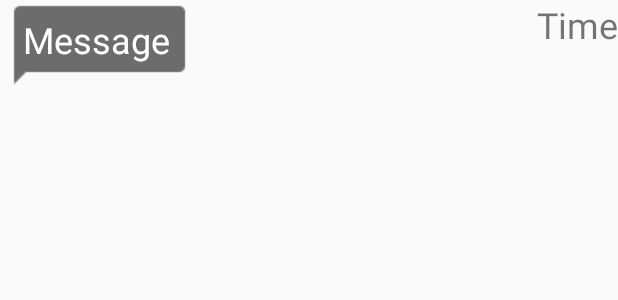
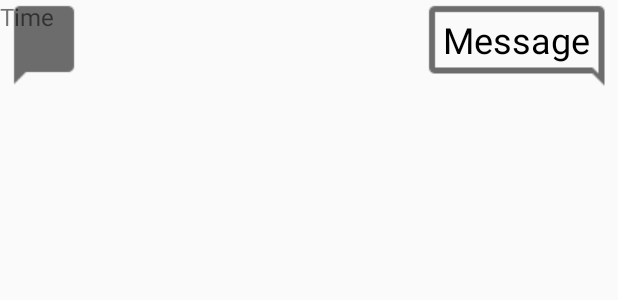
Before and after one commit to DimuchGG/Final_Project, an Android app: the layout custom_message.xml on its own in the app's theme, with its tools: preview values and no code run, on a phone screen of 412 x 824 dp. Shown: the top 300 px of the screen. Run offline under Robolectric (Android 15) with nearby library versions, the phone set to English and light mode, and no system bars.

```diff
--- a/app/src/main/res/layout/activity_main.xml
+++ b/app/src/main/res/layout/activity_main.xml
@@ -1,13 +1,11 @@
 <?xml version="1.0" encoding="utf-8"?>
 <android.support.v4.widget.DrawerLayout xmlns:android="http://schemas.android.com/apk/res/android"
     xmlns:tools="http://schemas.android.com/tools"
-    android:id="@+id/drawer_layout"
+    android:id="@+id/drawerLayout"
     android:layout_width="match_parent"
     android:layout_height="match_parent"
     android:elevation="8dp"
     tools:openDrawer="start">
-
-
 
     <include
         layout="@layout/app_bar_main"
--- a/app/src/main/res/layout/content_main.xml
+++ b/app/src/main/res/layout/content_main.xml
@@ -10,4 +10,6 @@
     tools:context="com.nanddgroup.myapplication.MainActivity"
     tools:showIn="@layout/app_bar_main">
 
+
+
 </LinearLayout>
--- a/app/src/main/res/layout/custom_friend.xml
+++ b/app/src/main/res/layout/custom_friend.xml
@@ -21,10 +21,10 @@
             android:layout_width="wrap_content"
             android:layout_height="wrap_content"
             android:layout_gravity="center_vertical"
+            android:layout_marginLeft="16dp"
             android:text="Medium Text"
             android:textAppearance="?android:attr/textAppearanceMedium"
-            android:textSize="32sp"
             android:textColor="#000000"
-            android:layout_marginLeft="16dp"/>
+            android:textSize="32sp" />
     </LinearLayout>
 </LinearLayout>
--- a/app/src/main/res/layout/custom_message.xml
+++ b/app/src/main/res/layout/custom_message.xml
@@ -1,8 +1,12 @@
 <?xml version="1.0" encoding="utf-8"?>
-<RelativeLayout xmlns:android="http://schemas.android.com/apk/res/android"
-    android:layout_width="match_parent"
-    android:layout_height="match_parent"
-    android:orientation="horizontal">
+<FrameLayout xmlns:android="http://schemas.android.com/apk/res/android"
+    android:layout_height="wrap_content"
+    android:layout_width="wrap_content" >
+
+    <RelativeLayout
+        android:id="@+id/customLayout"
+        android:layout_width="wrap_content"
+        android:layout_height="wrap_content" >
 
         <LinearLayout
             android:layout_width="wrap_content"
@@ -10,30 +14,64 @@
             android:layout_alignParentLeft="true">
 
             <ImageView
-            android:id="@+id/ivFriendMessage"
+                android:id="@+id/ivFriend"
                 android:layout_width="wrap_content"
                 android:layout_height="wrap_content" />
 
             <TextView
-            android:id="@+id/tvMessage"
+                android:id="@+id/tvMessageFriend"
                 android:layout_width="wrap_content"
                 android:layout_height="wrap_content"
                 android:layout_marginLeft="5dp"
                 android:layout_marginRight="5dp"
                 android:background="@drawable/google"
                 android:maxWidth="240dp"
-            android:text="Message"
                 android:textColor="#ffffff"
                 android:textSize="24sp" />
-
         </LinearLayout>
 
         <TextView
-        android:id="@+id/tvTime"
+            android:id="@+id/tvTimeFriend"
             android:layout_width="wrap_content"
             android:layout_height="wrap_content"
             android:layout_alignParentRight="true"
-        android:text="Time"
+            android:textSize="16sp" />
+    </RelativeLayout>
+
+    <RelativeLayout
+        android:id="@+id/myLayout"
+        android:layout_width="wrap_content"
+        android:layout_height="wrap_content" >
+
+        <LinearLayout
+            android:layout_width="wrap_content"
+            android:layout_height="wrap_content"
+            android:layout_alignParentRight="true">
+
+            <TextView
+                android:id="@+id/tvMessageMe"
+                android:layout_width="wrap_content"
+                android:layout_height="wrap_content"
+                android:layout_marginLeft="5dp"
+                android:layout_marginRight="5dp"
+                android:background="@drawable/googlefriend"
+                android:maxWidth="240dp"
+                android:text="Message"
+                android:textColor="#000000"
                 android:textSize="24sp" />
 
+            <ImageView
+                android:id="@+id/ivMe"
+                android:layout_width="wrap_content"
+                android:layout_height="wrap_content" />
+        </LinearLayout>
+
+        <TextView
+            android:id="@+id/tvTimeMe"
+            android:layout_width="wrap_content"
+            android:layout_height="wrap_content"
+            android:layout_alignParentLeft="true"
+            android:text="Time"
+            android:textSize="16sp" />
     </RelativeLayout>
+</FrameLayout>
--- a/app/src/main/res/layout/fragment.xml
+++ b/app/src/main/res/layout/fragment.xml
@@ -5,7 +5,7 @@
     android:orientation="vertical">
 
     <ListView
-        android:id="@id/android:list"
+        android:id="@+id/android:list"
         android:layout_width="match_parent"
         android:layout_height="match_parent"
         android:layout_above="@+id/llSendMessage"
@@ -36,14 +36,12 @@
             android:layout_width="wrap_content"
             android:layout_height="wrap_content"
             android:layout_weight="1"
-            android:onClick="clickSend"
             android:src="@drawable/send" />
 
         <Button
             android:id="@+id/bSendFriend"
             android:layout_width="wrap_content"
             android:layout_height="wrap_content"
-            android:onClick="clickSend"
             android:text="Friend" />
     </LinearLayout>
 </RelativeLayout>
--- a/app/src/main/res/layout/nav_header_main.xml
+++ b/app/src/main/res/layout/nav_header_main.xml
@@ -1,5 +1,6 @@
 <?xml version="1.0" encoding="utf-8"?>
 <LinearLayout xmlns:android="http://schemas.android.com/apk/res/android"
+    android:id="@+id/header"
     android:layout_width="match_parent"
     android:layout_height="@dimen/nav_header_height"
     android:background="@drawable/header_background_231x260"
@@ -12,11 +13,11 @@
     android:theme="@style/ThemeOverlay.AppCompat.Dark">
 
     <ImageView
-        android:id="@+id/imageView"
+        android:id="@+id/headerLogo"
         android:layout_width="wrap_content"
         android:layout_height="wrap_content"
         android:paddingTop="@dimen/nav_header_vertical_spacing"
-        android:src="@android:drawable/sym_def_app_icon" />
+        android:src="@drawable/my_logo" />
 
     <TextView
         android:id="@+id/tvName"
--- a/app/src/main/res/values/strings.xml
+++ b/app/src/main/res/values/strings.xml
@@ -7,4 +7,5 @@
     <string name="action_settings">Settings</string>
     <string name="friendname">FriendName</string>
     <string name="empty">Пусто</string>
+    <string name="title_activity_profile">Your Profile</string>
 </resources>
```
Also changed, not shown: app/build.gradle (+13 -0 lines), app/src/main/AndroidManifest.xml (+9 -0 lines), app/src/main/java/com/nanddgroup/myapplication/Friend.java (deleted, +0 -42 lines), app/src/main/java/com/nanddgroup/myapplication/FriendAdapter.java (deleted, +0 -50 lines), app/src/main/java/com/nanddgroup/myapplication/MainActivity.java (+62 -47 lines), app/src/main/java/com/nanddgroup/myapplication/Message.java (deleted, +0 -43 lines), app/src/main/java/com/nanddgroup/myapplication/MessageAdapter.java (deleted, +0 -54 lines), app/src/main/java/com/nanddgroup/myapplication/MyFragment.java (+50 -3 lines), app/src/main/res/layout/my_custom_message.xml (deleted, +0 -39 lines). Lines whose indentation alone changed are shown as unchanged.
